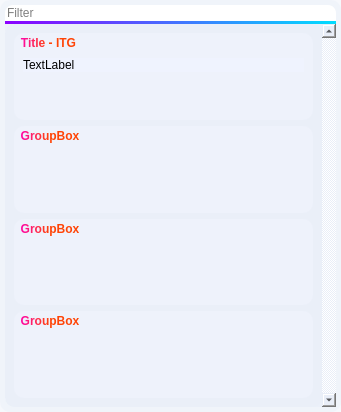
Before: the Qt Designer form App/Desktop/Win/Code/filter_ui.ui in ElDicee/Vega, drawn with Qt 5.
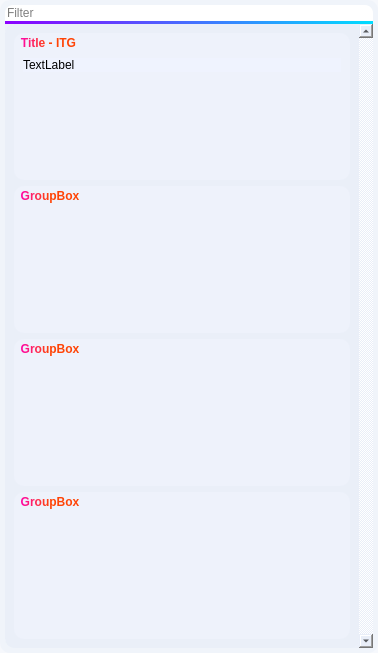
After: the same form once the commit is applied.

What changed in the file:
```diff
--- a/App/Desktop/Win/Code/filter_ui.ui
+++ b/App/Desktop/Win/Code/filter_ui.ui
@@ -6,8 +6,8 @@
    <rect>
     <x>0</x>
     <y>0</y>
-    <width>341</width>
-    <height>412</height>
+    <width>378</width>
+    <height>653</height>
    </rect>
   </property>
   <property name="windowTitle">
@@ -120,8 +120,8 @@
           <rect>
            <x>0</x>
            <y>0</y>
-           <width>319</width>
-           <height>381</height>
+           <width>356</width>
+           <height>622</height>
           </rect>
          </property>
          <property name="styleSheet">
```
